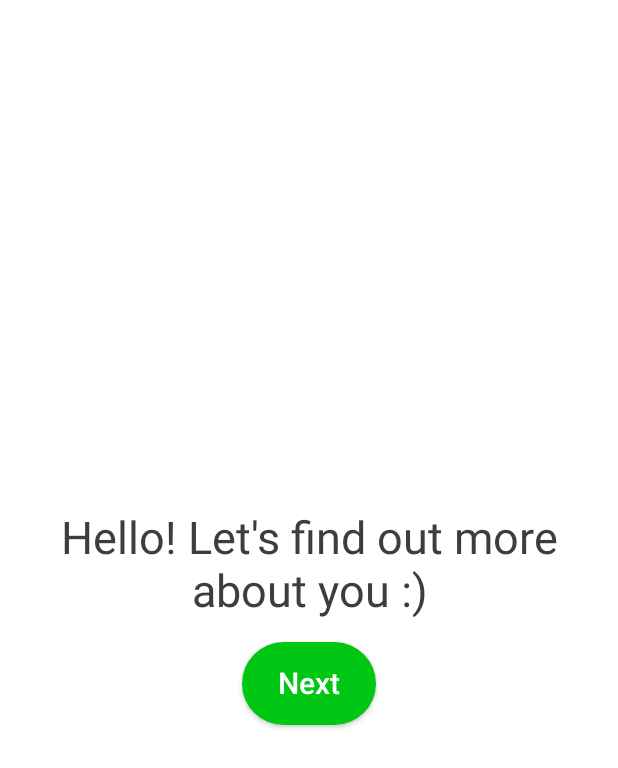
After one commit to SVadimko/FoodTrackerApp, an Android app built with Jetpack Compose: the composable WelcomeScreen shown on its own in the app's theme, on a phone screen of 412 x 824 dp. The commit adds this screen. Shown: the top 768 px of the screen. Run offline under Robolectric (Android 15) with nearby library versions, the phone set to English and light mode, and no system bars.

Commit message:
added welcome screen, stringres moved to core, added core-ui module

```diff
--- a/app/build.gradle.kts
+++ b/app/build.gradle.kts
@@ -62,6 +62,7 @@ dependencies {
     kapt(DaggerHilt.hiltCompiler)
 
     implementation(project(Modules.core))
+    implementation(project(Modules.coreUi))
     implementation(project(Modules.onboardingPresentation))
     implementation(project(Modules.onboardingDomain))
     implementation(project(Modules.trackerPresentation))
--- a/app/src/main/java/com/vadimko/foodtrackerapp/MainActivity.kt
+++ b/app/src/main/java/com/vadimko/foodtrackerapp/MainActivity.kt
@@ -11,6 +11,7 @@ import androidx.compose.runtime.Composable
 import androidx.compose.ui.Modifier
 import androidx.compose.ui.tooling.preview.Preview
 import com.vadimko.foodtrackerapp.ui.theme.FoodTrackerAppTheme
+import com.vadimko.onboarding_presentation.welcome.WelcomeScreen
 
 class MainActivity : ComponentActivity() {
     override fun onCreate(savedInstanceState: Bundle?) {
@@ -22,7 +23,7 @@ class MainActivity : ComponentActivity() {
                     modifier = Modifier.fillMaxSize(),
                     color = MaterialTheme.colors.background
                 ) {
-                    Greeting("Some Name")
+                   WelcomeScreen()
                 }
             }
         }
@@ -38,6 +39,6 @@ fun Greeting(name: String) {
 @Composable
 fun DefaultPreview() {
     FoodTrackerAppTheme {
-        Greeting("name")
+        WelcomeScreen()
     }
 }
--- a/app/src/main/java/com/vadimko/foodtrackerapp/ui/theme/Theme.kt
+++ b/app/src/main/java/com/vadimko/foodtrackerapp/ui/theme/Theme.kt
@@ -5,7 +5,10 @@ import androidx.compose.material.MaterialTheme
 import androidx.compose.material.darkColors
 import androidx.compose.material.lightColors
 import androidx.compose.runtime.Composable
+import androidx.compose.runtime.CompositionLocalProvider
 import androidx.compose.ui.graphics.Color
+import com.vadimko.core_ui.Dimensions
+import com.vadimko.core_ui.LocalSpacing
 import com.vadimko.foodtrackerapp.ui.theme.Typography
 
 /*private val DarkColorPalette = darkColors(
@@ -79,6 +82,7 @@ fun FoodTrackerAppTheme(darkTheme: Boolean = isSystemInDarkTheme(), content: @Co
     } else {
         LightColorPalette
     }
+    CompositionLocalProvider(LocalSpacing provides Dimensions()) {
         MaterialTheme(
             colors = colors,
             typography = Typography,
@@ -86,3 +90,4 @@ fun FoodTrackerAppTheme(darkTheme: Boolean = isSystemInDarkTheme(), content: @Co
             content = content
         )
     }
+}
--- a/build.gradle.kts
+++ b/build.gradle.kts
@@ -9,6 +9,7 @@ buildscript {
         classpath(Build.androidBuildTools)
         classpath(Build.hiltAndroidGradlePlugin)
         classpath(Build.kotlinGradlePlugin)
+        classpath("org.jetbrains.kotlin:kotlin-gradle-plugin:1.7.10")
         //classpath("org.jetbrains.kotlin:kotlin-gradle-plugin:1.5.21")
 
         // NOTE: Do not place your application dependencies here; they belong
--- a/buildSrc/src/main/java/Modules.kt
+++ b/buildSrc/src/main/java/Modules.kt
@@ -2,6 +2,7 @@ object Modules {
     const val app = ":app"
 
     const val core = ":core"
+    const val coreUi = ":core-ui"
 
     const val onboardingDomain = ":onboarding:onboarding_domain"
     const val onboardingPresentation = ":onboarding:onboarding_presentation"
--- /dev/null
+++ b/core-ui/src/main/AndroidManifest.xml
@@ -0,0 +1,5 @@
+<?xml version="1.0" encoding="utf-8"?>
+<manifest xmlns:android="http://schemas.android.com/apk/res/android"
+    package="com.vadimko.core_ui">
+
+</manifest>
--- /dev/null
+++ b/core-ui/src/main/java/com/vadimko/core_ui/Dimensions.kt
@@ -0,0 +1,16 @@
+package com.vadimko.core_ui
+
+import androidx.compose.runtime.compositionLocalOf
+import androidx.compose.ui.unit.Dp
+import androidx.compose.ui.unit.dp
+
+data class Dimensions(
+    val default: Dp = 0.dp,
+    val spaceExtraSmall: Dp = 4.dp,
+    val spaceSmall: Dp = 8.dp,
+    val spaceMedium: Dp = 16.dp,
+    val spaceLarge: Dp = 32.dp,
+    val spaceExtraLarge: Dp = 64.dp,
+)
+
+val LocalSpacing = compositionLocalOf { Dimensions() }
--- a/onboarding/onboarding_presentation/build.gradle.kts
+++ b/onboarding/onboarding_presentation/build.gradle.kts
@@ -5,4 +5,5 @@ apply{
 dependencies{
     "implementation"(project(Modules.core))
     "implementation"(project(Modules.onboardingDomain))
+    "implementation"(project(Modules.coreUi))
 }
--- /dev/null
+++ b/onboarding/onboarding_presentation/src/main/java/com/vadimko/onboarding_presentation/components/ActionButton.kt
@@ -0,0 +1,35 @@
+package com.vadimko.onboarding_presentation.components
+
+import androidx.compose.foundation.layout.padding
+import androidx.compose.foundation.shape.RoundedCornerShape
+import androidx.compose.material.Button
+import androidx.compose.material.MaterialTheme
+import androidx.compose.material.Text
+import androidx.compose.runtime.Composable
+import androidx.compose.ui.Modifier
+import androidx.compose.ui.text.TextStyle
+import androidx.compose.ui.unit.dp
+import com.vadimko.core_ui.LocalSpacing
+
+@Composable
+fun ActionButton(
+    text: String,
+    onClick: () -> Unit,
+    modifier: Modifier = Modifier,
+    isEnabled: Boolean = true,
+    textStyle: TextStyle = MaterialTheme.typography.button
+) {
+    Button(
+        onClick = onClick,
+        modifier = modifier,
+        enabled = isEnabled,
+        shape = RoundedCornerShape(100.dp)
+    ) {
+        Text(
+            text = text,
+            style = textStyle,
+            color = MaterialTheme.colors.onPrimary,
+            modifier = Modifier.padding(LocalSpacing.current.spaceSmall)
+        )
+    }
+}
--- /dev/null
+++ b/onboarding/onboarding_presentation/src/main/java/com/vadimko/onboarding_presentation/welcome/WelcomeScreen.kt
@@ -0,0 +1,40 @@
+package com.vadimko.onboarding_presentation.welcome
+
+import androidx.compose.foundation.layout.*
+import androidx.compose.material.MaterialTheme
+import androidx.compose.material.Text
+import androidx.compose.runtime.Composable
+import androidx.compose.ui.Alignment
+import androidx.compose.ui.Alignment.Companion.CenterHorizontally
+import androidx.compose.ui.Modifier
+import androidx.compose.ui.platform.LocalContext
+import androidx.compose.ui.res.stringResource
+import androidx.compose.ui.text.style.TextAlign
+import com.vadimko.core_ui.LocalSpacing
+import com.vadimko.onboarding_presentation.R
+import com.vadimko.onboarding_presentation.components.ActionButton
+
+@Composable
+fun WelcomeScreen() {
+    val context = LocalContext.current
+    val spacing = LocalSpacing.current
+    Column(
+        modifier = Modifier
+            .fillMaxSize()
+            .padding(LocalSpacing.current.spaceMedium),
+        verticalArrangement = Arrangement.Center,
+        horizontalAlignment = CenterHorizontally
+    ) {
+        Text(
+            text = stringResource(id = R.string.welcome_text),
+            textAlign = TextAlign.Center,
+            style = MaterialTheme.typography.h1
+        )
+        Spacer(modifier = Modifier.height(spacing.spaceMedium))
+        ActionButton(
+            text = stringResource(id = R.string.next),
+            onClick = { /*TODO*/ },
+            modifier = Modifier.align(CenterHorizontally)
+        )
+    }
+}
--- a/settings.gradle
+++ b/settings.gradle
@@ -16,3 +16,4 @@ include ':tracker'
 include ':tracker:tracker_domain'
 include ':tracker:tracker_presentation'
 include ':tracker:tracker_data'
+include ':core-ui'
--- a/tracker/tracker_presentation/build.gradle.kts
+++ b/tracker/tracker_presentation/build.gradle.kts
@@ -5,6 +5,7 @@ apply {
 dependencies {
     "implementation"(project(Modules.core))
     "implementation"(project(Modules.trackerDomain))
+    "implementation"(project(Modules.coreUi))
 
     "implementation"(Coil.coilCompose)
 }
```
Also changed, not shown: core-ui/build.gradle.kts (added, +7 -0 lines), 5 other files. Lines whose indentation alone changed are shown as unchanged.
